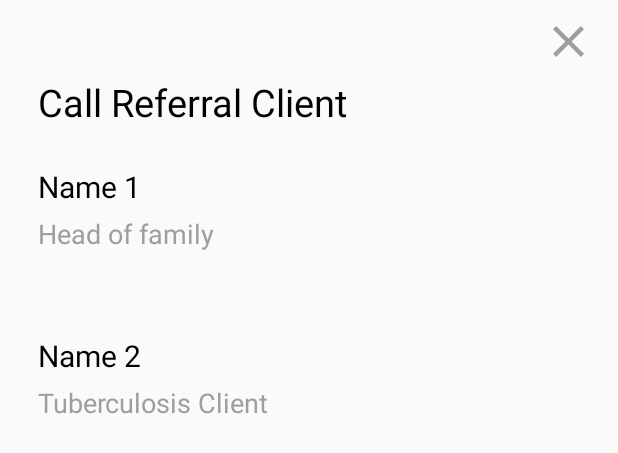
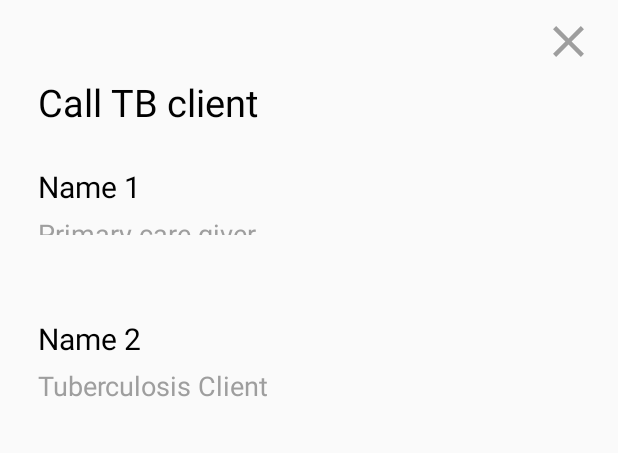
Before and after one commit to opensrp/opensrp-client-chw-tb, an Android app: the layout tb_member_call_widget_dialog_fragment.xml on its own in the app's theme, with its tools: preview values and no code run, on a phone screen of 412 x 824 dp. Shown: the top 453 px of the screen. Run offline under Robolectric (Android 15) with nearby library versions, the phone set to English and light mode, and no system bars; plain views replace CustomFontTextView.

Commit message:
Code refactoring

```diff
--- a/opensrp-chw-tb/src/main/res/layout/tb_member_call_widget_dialog_fragment.xml
+++ b/opensrp-chw-tb/src/main/res/layout/tb_member_call_widget_dialog_fragment.xml
@@ -31,7 +31,7 @@
             android:layout_height="wrap_content"
             android:layout_marginTop="5dp"
             android:layout_marginBottom="5dp"
-            android:text="@string/call_referral_client"
+            android:text="@string/call_tb_client"
             android:textColor="@color/black"
             android:textSize="@dimen/call_widget_font1"
             android:textStyle="normal" />
@@ -58,9 +58,9 @@
                 android:id="@+id/call_head_title"
                 style="@style/CustomFontTextViewStyle.ClientList.Light"
                 android:layout_width="wrap_content"
-                android:layout_height="wrap_content"
+                android:layout_height="13dp"
                 android:layout_marginBottom="5dp"
-                android:text="@string/head_of_family"
+                android:text="@string/primary_care_giver"
                 android:textColor="@color/grey"
                 android:textSize="@dimen/call_widget_font3"
                 android:textStyle="normal" />
```
